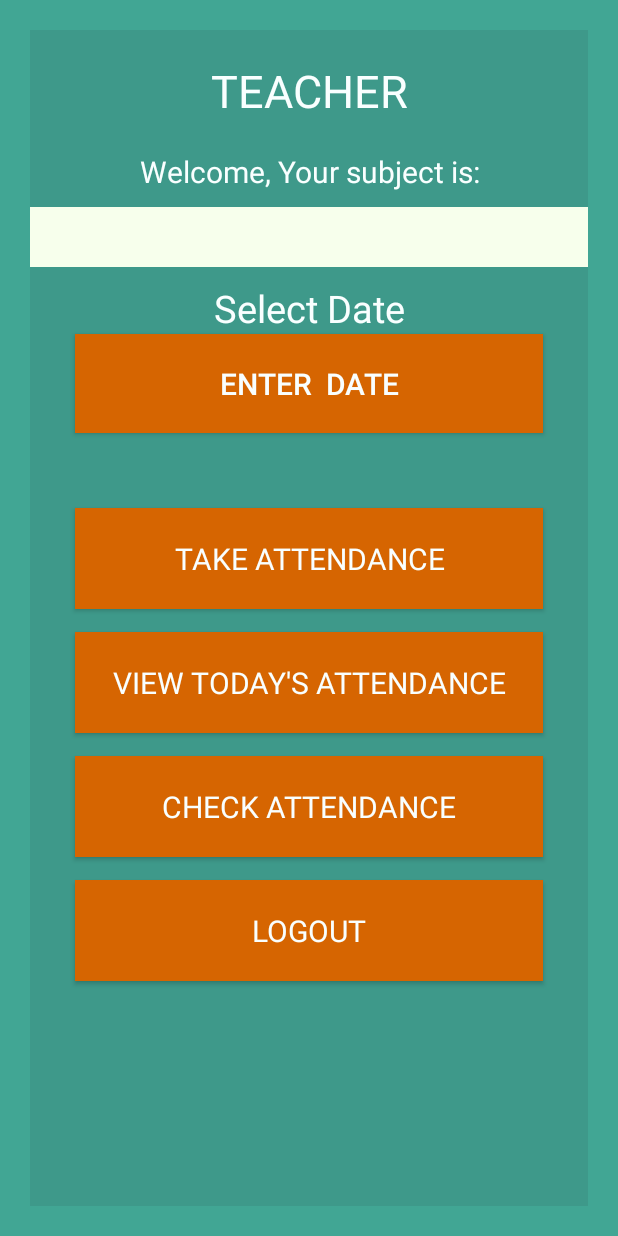
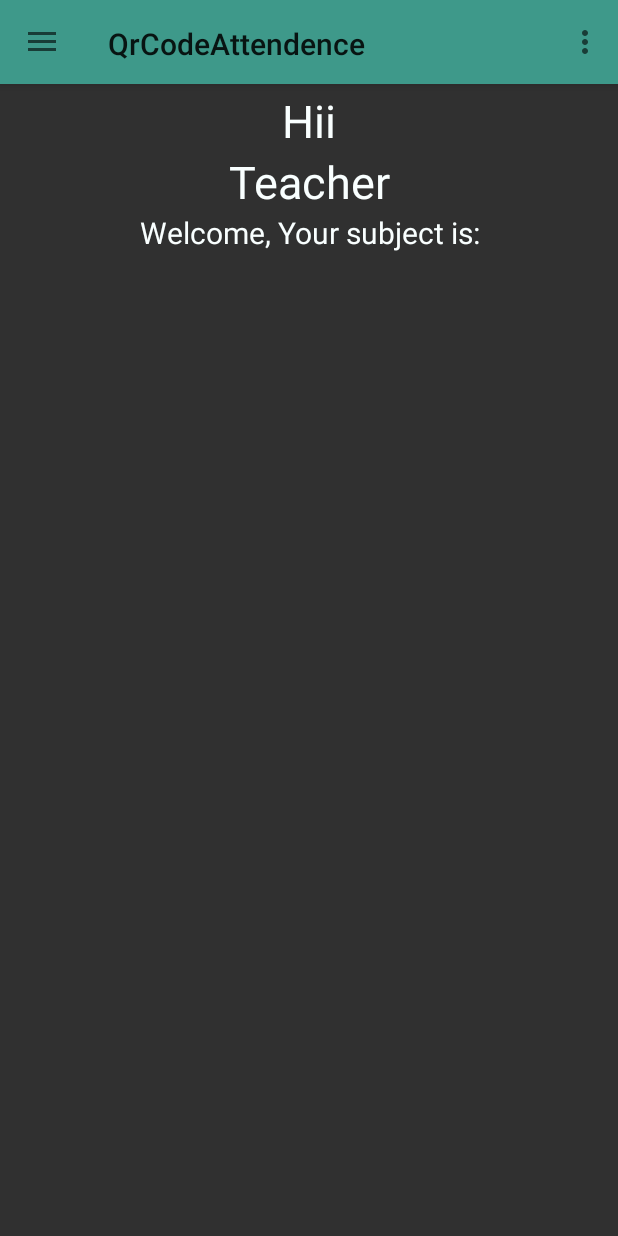
Before and after one commit to JayeshS003/qrapp, an Android app: the TeacherActivity screen opened directly, with no data from a screen before it, on a phone screen of 412 x 824 dp. Run offline under Robolectric (Android 15) with nearby library versions, the phone set to English and light mode, and no system bars.

Commit message:
added qrcode generator in teacher module

```diff
--- a/app/src/main/java/com/example/projecttest1/LoginActivity.kt
+++ b/app/src/main/java/com/example/projecttest1/LoginActivity.kt
@@ -51,8 +51,8 @@ class LoginActivity : AppCompatActivity() {
             //admin login
             if (userrole == "ADMIN") {
 
-                val user_name = username.text.toString()
-                val pass_word = password.text.toString()
+                val user_name = username.text.toString().trim()
+                val pass_word = password.text.toString().trim()
 
                 if (TextUtils.isEmpty(user_name)) {
                     username.error = "Invalid User Name"
--- a/app/src/main/java/com/example/projecttest1/MainActivity.kt
+++ b/app/src/main/java/com/example/projecttest1/MainActivity.kt
@@ -21,7 +21,7 @@ class MainActivity : AppCompatActivity() {
                 iv_logo.visibility = View.GONE
                 startActivity(Intent(this,LoginActivity::class.java))
                 finish()
-            },500)
-        },2500)
+            },300)
+        },2000)
     }
 }
--- a/app/src/main/java/com/example/projecttest1/StudentActivity.kt
+++ b/app/src/main/java/com/example/projecttest1/StudentActivity.kt
@@ -111,12 +111,6 @@ class StudentActivity : AppCompatActivity() {
                 startActivity(intent)
                 return true
             }
-            R.id.GenerateBarCode -> {
-                Toast.makeText(this@StudentActivity, "Generate Barcode", Toast.LENGTH_LONG).show()
-                val intent = Intent(this, GenerateBarCode::class.java)
-                startActivity(intent)
-                return true
-            }
             R.id.menuLogout -> {
                 Toast.makeText(this, "You Clicked Logout", Toast.LENGTH_LONG).show()
                 return true
--- a/app/src/main/java/com/example/projecttest1/TeacherActivity.kt
+++ b/app/src/main/java/com/example/projecttest1/TeacherActivity.kt
@@ -1,12 +1,22 @@
 package com.example.projecttest1
 
+import android.app.AlertDialog
 import android.app.DatePickerDialog
+import android.content.Context
 import android.content.Intent
 import android.support.v7.app.AppCompatActivity
 import android.os.Bundle
+import android.support.v4.view.GravityCompat
+import android.support.v7.app.ActionBarDrawerToggle
+import android.support.v7.widget.Toolbar
+import android.view.Menu
+import android.view.MenuItem
 import android.view.View
 import android.widget.Button
+import android.widget.Toast
+import kotlinx.android.synthetic.main.activity_student.*
 import kotlinx.android.synthetic.main.activity_teacher.*
+import kotlinx.android.synthetic.main.activity_teacher.drawer_layout
 import java.util.*
 
 class TeacherActivity : AppCompatActivity() {
@@ -15,53 +25,148 @@ class TeacherActivity : AppCompatActivity() {
     internal lateinit var todayattendance: Button
     internal lateinit var viewattendance: Button
     internal lateinit var btnLogout: Button
+    private lateinit var toolbar: Toolbar
 
     override fun onCreate(savedInstanceState: Bundle?) {
         super.onCreate(savedInstanceState)
         setContentView(R.layout.activity_teacher)
 
-        takeattendance = findViewById<View>(R.id.take_attendance) as Button
-        todayattendance = findViewById<View>(R.id.today_attendance) as Button
-        viewattendance = findViewById<View>(R.id.view_attendance) as Button
-        btnLogout = findViewById<View>(R.id.btnLogout) as Button
+        //getting the toolbar
+        // Set the toolbar as support action bar
+        toolbar = findViewById(R.id.my_toolbar) as Toolbar
+        setSupportActionBar(toolbar)
 
-        //button click to show datepicker
-        pickDateBtn.setOnClickListener{
-            val now = Calendar.getInstance()
-            val datePicker = DatePickerDialog(this, DatePickerDialog.OnDateSetListener { view, year, month, dayOfMonth ->
-                dateTv.setText(""+ dayOfMonth +"/"+ month +"/" +year)
-            },
-            now.get(Calendar.YEAR),now.get(Calendar.MONTH),now.get(Calendar.DAY_OF_MONTH))
-            datePicker.show()
+        // Now get the support action bar
+        val actionBar = supportActionBar
+
+        // Set toolbar title/app title
+        actionBar!!.title = "Qr Attendence"
+
+        // Initialize the action bar drawer toggle instance
+        val drawerToggle: ActionBarDrawerToggle = object : ActionBarDrawerToggle(
+            this,
+            drawer_layout,
+            toolbar,
+            R.string.app_name,
+            R.string.app_name
+        ) {
+            override fun onDrawerClosed(view: View) {
+                super.onDrawerClosed(view)
+                toast("Drawer closed")
             }
-        //calendar finish
 
-        // take attendance button
-        takeattendance.setOnClickListener {
-            // TODO Auto-generated method stub
+            override fun onDrawerOpened(drawerView: View) {
+                super.onDrawerOpened(drawerView)
+                toast("Drawer Opened")
+            }
+        }
+
+        // Configure the drawer layout to add listener and show icon on toolbar
+        drawerToggle.isDrawerIndicatorEnabled = true
+        drawer_layout.addDrawerListener(drawerToggle)
+        drawerToggle.syncState()
+
+        // Set navigation view navigation item selected listener
+        navigation_teacher.setNavigationItemSelectedListener {
+            when (it.itemId) {
+                R.id.register_attendence -> {
+                    Toast.makeText(this@TeacherActivity, "Inside Take Student", Toast.LENGTH_LONG).show()
                     val intent = Intent(this, TakeAttendanceActivity::class.java)
                     startActivity(intent)
                 }
-
-        // today's attendance button
-        todayattendance.setOnClickListener {
-            // TODO Auto-generated method stub
+                R.id.daily_attendence -> {
+                    Toast.makeText(this@TeacherActivity, "Inside Today's Attendence", Toast.LENGTH_LONG).show()
                     val intent = Intent(this, TodayAttendanceActivity::class.java)
                     startActivity(intent)
                 }
-
-        // view attendance button
-        viewattendance.setOnClickListener {
-            // TODO Auto-generated method stub
+                R.id.monthly_attendence -> {
+                    Toast.makeText(this@TeacherActivity, "Inside view Attendence", Toast.LENGTH_LONG).show()
                     val intent = Intent(this, ViewAttendanceActivity::class.java)
                     startActivity(intent)
                 }
 
-        // logout button
-        btnLogout.setOnClickListener {
-            // TODO Auto-generated method stub
+                R.id.logout -> {
+                    Toast.makeText(this@TeacherActivity, "Inside logout", Toast.LENGTH_LONG).show()
                     val intent = Intent(this, LoginActivity::class.java)
                     startActivity(intent)
                 }
             }
+            // Close the drawer
+            drawer_layout.closeDrawer(GravityCompat.START)
+            true
         }
+        // Close the drawer
+        drawer_layout.closeDrawer(GravityCompat.START)
+
+
+    }
+
+    override fun onCreateOptionsMenu(menu: Menu): Boolean {
+        // Inflate the menu to use in the action bar
+        val inflater = menuInflater
+        inflater.inflate(R.menu.teacher_menu_action_bar, menu)
+        return super.onCreateOptionsMenu(menu)
+    }
+
+    override fun onOptionsItemSelected(item: MenuItem): Boolean {
+        // Handle presses on the action bar menu items
+        when (item.itemId) {
+            R.id.GenerateBarCode -> {
+                Toast.makeText(this@TeacherActivity, "Generate Barcode", Toast.LENGTH_LONG).show()
+                displaySingleSelectionDialog();
+//                val intent = Intent(this, GenerateBarCode::class.java)
+//                startActivity(intent)
+                return true
+            }
+            R.id.menuLogout -> {
+                Toast.makeText(this, "You Clicked Logout", Toast.LENGTH_LONG).show()
+                return true
+            }
+            R.id.menuAbout -> {
+                Toast.makeText(this, "You Clicked about", Toast.LENGTH_LONG).show()
+                return true
+            }
+        }
+        return super.onOptionsItemSelected(item)
+    }
+
+    /*
+   display dialog to select single option
+    */
+    private var checkedItem = -1
+    private var androidVersions: Array<String>? = null
+
+    private fun displaySingleSelectionDialog() {
+        androidVersions = arrayOf("ADMIN", "TEACHER", "STUDENT")
+        val dialogBuilder = AlertDialog.Builder(this)
+        dialogBuilder.setTitle("Which Subject to Scan")
+        dialogBuilder.setSingleChoiceItems(
+            androidVersions, checkedItem
+        ) { dialogInterface, which -> checkedItem = which }
+        dialogBuilder.setPositiveButton("Done") { dialog, which ->
+            showSelectedVersion()
+
+
+        }
+        dialogBuilder.create().show()
+    }
+
+    // Extension function to show toast message easily
+    private fun Context.toast(message: String) {
+        Toast.makeText(applicationContext, message, Toast.LENGTH_SHORT).show()
+    }
+
+    private fun showSelectedVersion() {
+        //  val nullable: Int? = checkedItem
+        val checkedVal = androidVersions?.getOrNull(checkedItem)
+        if (checkedVal == null) {
+            Toast.makeText(this, "You selected: Nothing", Toast.LENGTH_SHORT).show()
+        } else {
+            Toast.makeText(this, "You selected: " + androidVersions?.getOrNull(checkedItem), Toast.LENGTH_SHORT).show()
+            //once teacher has selected option from the alertbox show barcode based on those information
+            val intent = Intent(this, GenerateBarCode::class.java)
+            startActivity(intent)
+        }
+    }
+
+}
--- a/app/src/main/res/layout/activity_login.xml
+++ b/app/src/main/res/layout/activity_login.xml
@@ -23,7 +23,6 @@
             android:layout_gravity="center"
             android:textColorHint="#25313F"/>
     <LinearLayout
-            android:background="@color/colorPrimaryDark"
             android:layout_width="match_parent"
             android:layout_height="wrap_content"
             android:orientation="vertical"
@@ -53,7 +52,8 @@
                 android:hint="PASSWORD"
                 android:ems="10"
                 android:fontFamily="sans-serif"
-                android:textColorHint="#abffffff" />
+                android:textColorHint="#abffffff"
+                android:layout_marginBottom="20dp"/>
         <Button
                 android:background="#D66501"
                 android:layout_width="match_parent"
--- a/app/src/main/res/layout/activity_teacher.xml
+++ b/app/src/main/res/layout/activity_teacher.xml
@@ -1,27 +1,64 @@
 <?xml version="1.0" encoding="utf-8"?>
-<LinearLayout
-        android:padding="20sp"
-        xmlns:android="http://schemas.android.com/apk/res/android"
-        android:layout_width="match_parent"
-        android:layout_height="match_parent"
-        android:orientation="vertical"
-        android:background="#41a694"
-        android:layout_gravity="center">
+<android.support.v4.widget.DrawerLayout xmlns:android="http://schemas.android.com/apk/res/android"
+                                        xmlns:app="http://schemas.android.com/apk/res-auto"
+                                        xmlns:tools="http://schemas.android.com/tools"
+                                        android:id="@+id/drawer_layout"
+                                        android:layout_width="match_parent"
+                                        android:layout_height="match_parent"
+                                        android:fitsSystemWindows="true">
+
     <LinearLayout
             android:layout_width="match_parent"
             android:layout_height="match_parent"
-            android:orientation="vertical"
-            android:background="@color/colorPrimaryDark">
+            android:orientation="vertical">
+        <android.support.v7.widget.Toolbar
+                android:id="@+id/my_toolbar"
+                android:layout_width="match_parent"
+                android:layout_height="?attr/actionBarSize"
+                android:background="?attr/colorPrimary"
+                android:elevation="4dp"
+                android:theme="@style/teacherTheme"
+                app:layout_constraintRight_toRightOf="parent"
+                app:layout_constraintLeft_toLeftOf="parent"
+                app:popupTheme="@style/ThemeOverlay.AppCompat.Light">
+
+            <TextView
+                    android:layout_height="match_parent"
+                    android:layout_width="match_parent"
+                    android:text="QrCodeAttendence"
+                    android:layout_marginTop="15dp"
+                    style="@style/TextAppearance.AppCompat.Widget.ActionBar.Title"
+                    android:id="@+id/toolbar_title"/>
+        </android.support.v7.widget.Toolbar>
+    </LinearLayout>
 
 
+    <LinearLayout
+            xmlns:tools="http://schemas.android.com/tools"
+            xmlns:app="http://schemas.android.com/apk/res-auto"
+            android:layout_width="match_parent"
+            android:layout_height="match_parent"
+            android:orientation="vertical"
+            tools:context=".StudentActivity">
+
         <TextView
-                android:padding="20sp"
                 android:layout_width="match_parent"
                 android:layout_height="wrap_content"
-                android:hint="TEACHER"
+                android:hint="Hii"
+                android:layout_marginTop="60dp"
                 android:textAlignment="center"
                 android:textColorHint="#f9ffff"
                 android:textSize="30sp"/>
+        <TextView
+                android:id="@+id/student_name"
+                android:layout_width="match_parent"
+                android:layout_height="wrap_content"
+                android:hint="Teacher"
+                android:textAlignment="center"
+                android:textColorHint="#f9ffff"
+                android:textSize="30sp"/>
+
+
         <TextView
                 android:layout_width="match_parent"
                 android:layout_height="wrap_content"
@@ -29,84 +66,29 @@
                 android:textAlignment="center"
                 android:textColorHint="#f9ffff"
                 android:textSize="20sp"/>
-        <Spinner
+       <!-- <Spinner
                 android:id="@+id/subject"
                 android:layout_width="match_parent"
                 android:layout_height="40sp"
                 android:layout_marginTop="10dp"
                 android:layout_gravity="center"
                 android:background="#F7FFEC"
-                android:layout_marginBottom="10sp"/>
-        <TextView
+                android:layout_marginBottom="10sp"/>-->
+        <!--<TextView
                 android:id="@+id/dateTv"
                 android:layout_width="match_parent"
                 android:layout_height="wrap_content"
                 android:textSize="25sp"
                 android:hint="Select Date"
                 android:textAlignment="center"
-                android:textColorHint="#f9ffff"/>
-        <Button
-                android:padding="19sp"
-                android:id="@+id/pickDateBtn"
-                android:layout_width="match_parent"
-                android:layout_height="wrap_content"
-                android:background="#D66501"
-                android:hint="ENTER  DATE"
-                android:textSize="20sp"
-                android:textColorHint="#f9ffff"
-                android:layout_marginBottom="50sp"
-                android:layout_marginStart="30sp"
-                android:layout_marginEnd="30sp"/>
-        <Button
-                android:padding="20sp"
-                android:background="#D66501"
-                android:layout_width="match_parent"
-                android:layout_height="wrap_content"
-                android:id="@+id/take_attendance"
-                android:text="TAKE ATTENDANCE"
-                android:textSize="20sp"
-                android:fontFamily="sans-serif"
-                android:textColor="#f9ffff"
-                android:layout_marginBottom="15sp"
-                android:layout_marginStart="30sp"
-                android:layout_marginEnd="30sp"/>
-        <Button
-                android:padding="20sp"
-                android:background="#D66501"
-                android:layout_width="match_parent"
-                android:layout_height="wrap_content"
-                android:id="@+id/today_attendance"
-                android:text="VIEW TODAY'S ATTENDANCE"
-                android:textSize="20sp"
-                android:fontFamily="sans-serif"
-                android:textColor="#f9ffff"
-                android:layout_marginBottom="15sp"
-                android:layout_marginStart="30sp"
-                android:layout_marginEnd="30sp"/>
-        <Button
-                android:padding="20sp"
-                android:background="#D66501"
-                android:layout_width="match_parent"
-                android:layout_height="wrap_content"
-                android:id="@+id/view_attendance"
-                android:text="CHECK ATTENDANCE"
-                android:textSize="20sp"
-                android:fontFamily="sans-serif"
-                android:textColor="#f9ffff"
-                android:layout_marginBottom="15sp"
-                android:layout_marginStart="30sp"
-                android:layout_marginEnd="30sp"/>
-        <Button
-                android:padding="20sp"
-                android:background="#D66501"
-                android:layout_width="match_parent"
-                android:layout_height="wrap_content"
-                android:id="@+id/btnLogout"
-                android:hint="LOGOUT"
-                android:textSize="20sp"
-                android:fontFamily="sans-serif"
-                android:textColorHint="#f9ffff"
-                android:layout_marginStart="30sp"
-                android:layout_marginEnd="30sp"/>
+                android:textColorHint="#f9ffff"/>-->
     </LinearLayout>
-</LinearLayout>
+
+    <android.support.design.widget.NavigationView
+            android:id="@+id/navigation_teacher"
+            android:layout_width="wrap_content"
+            android:layout_height="match_parent"
+            android:layout_gravity="start"
+            app:headerLayout="@layout/nav_header"
+            app:menu="@menu/teacher_menu"/>
+</android.support.v4.widget.DrawerLayout>
--- a/app/src/main/res/layout/generate_barcode.xml
+++ b/app/src/main/res/layout/generate_barcode.xml
@@ -1,6 +1,8 @@
 <?xml version="1.0" encoding="utf-8"?>
 <LinearLayout xmlns:android="http://schemas.android.com/apk/res/android"
+              xmlns:tools="http://schemas.android.com/tools"
               android:layout_width="match_parent"
+              tools:context=".GenerateBarCode"
               android:layout_height="match_parent">
 
     <ImageView
--- a/app/src/main/res/menu/menu.xml
+++ b/app/src/main/res/menu/menu.xml
@@ -4,10 +4,6 @@
     <item
             android:id="@+id/menuScan"
             android:title="@string/scan"/>
-
-    <item
-            android:id="@+id/GenerateBarCode"
-            android:title="@string/generate_barcode"/>
 
     <item
             android:id="@+id/menuLogout"
--- /dev/null
+++ b/app/src/main/res/menu/teacher_menu.xml
@@ -0,0 +1,12 @@
+<?xml version="1.0" encoding="utf-8"?>
+<menu xmlns:android="http://schemas.android.com/apk/res/android">
+
+    <item android:id="@+id/register_attendence"
+          android:title="Take Attendance"/>
+    <item android:id="@+id/daily_attendence"
+          android:title="View Today's Attendance"/>
+    <item android:id="@+id/monthly_attendence"
+          android:title="Check Attendance"/>
+    <item android:id="@+id/logout"
+          android:title="@string/logout"/>
+</menu>
--- /dev/null
+++ b/app/src/main/res/menu/teacher_menu_action_bar.xml
@@ -0,0 +1,16 @@
+<?xml version="1.0" encoding="utf-8"?>
+<menu xmlns:android="http://schemas.android.com/apk/res/android">
+
+    <item
+            android:id="@+id/GenerateBarCode"
+            android:title="@string/generate_barcode"/>
+
+    <item
+            android:id="@+id/menuLogout"
+            android:title="@string/logout"/>
+
+    <item
+            android:id="@+id/menuAbout"
+            android:title="@string/about"/>
+
+</menu>
--- a/app/src/main/res/values/colors.xml
+++ b/app/src/main/res/values/colors.xml
@@ -4,4 +4,6 @@
     <color name="colorPrimaryDark">#3e998a</color>
     <color name="colorAccent">#D81B60</color>
     <color name="actionbaColor">#5353ec</color>
+    <color name="black">#000000</color>
+    <color name="white">#ffffff</color>
 </resources>
--- a/app/src/main/res/values/strings.xml
+++ b/app/src/main/res/values/strings.xml
@@ -13,4 +13,10 @@
     <string name="nav_description">Navigation Header for User Profile</string>
     <string name="generate_barcode_text">generate barcode</string>
 
+    <string-array name="login_arrays">
+        <item>Admin</item>
+        <item>Teacher</item>
+        <item>Student</item>
+    </string-array>
+
 </resources>
--- a/app/src/main/res/values/styles.xml
+++ b/app/src/main/res/values/styles.xml
@@ -24,6 +24,14 @@
         <item name="colorAccent">@color/colorAccent</item>
     </style>
 
+    <!-- Student Page application theme. -->
+    <style name="teacherTheme" parent="Theme.AppCompat.Light.NoActionBar">
+        <!-- Customize your theme here. -->
+        <item name="colorPrimary">@color/colorPrimaryDark</item>
+        <item name="colorPrimaryDark">@color/colorPrimaryDark</item>
+        <item name="colorAccent">@color/colorAccent</item>
+    </style>
+
     <style name="HeaderBar">
         <item name="android:background">#303F9F</item>
     </style>
```
Also changed, not shown: app/src/main/java/com/example/projecttest1/GenerateBarCode.java (+17 -37 lines), 1251 other files. Lines whose indentation alone changed are shown as unchanged.
